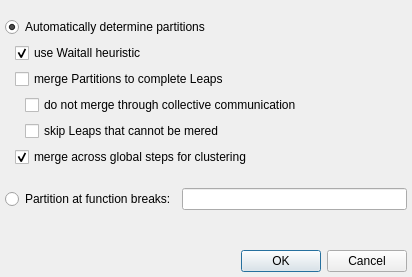
Above: importoptionsdialog.ui from LLNL/ravel before the change. Below: the same form after it.
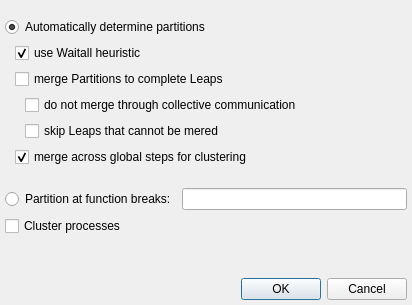
That is the form after the change.

Commit message: Minor fixes - stepwidth needed in clustervis - top processes now drawn above cluster - option to skip gnomes/clustering (and then auto-hide view)

The edit to the form file:
```diff
--- a/importoptionsdialog.ui
+++ b/importoptionsdialog.ui
@@ -10,7 +10,7 @@
     <x>0</x>
     <y>0</y>
     <width>412</width>
-    <height>277</height>
+    <height>305</height>
    </rect>
   </property>
   <property name="windowTitle">
@@ -165,6 +165,13 @@
      </item>
     </layout>
    </item>
+   <item>
+    <widget class="QCheckBox" name="clusterCheckbox">
+     <property name="text">
+      <string>Cluster processes</string>
+     </property>
+    </widget>
+   </item>
    <item alignment="Qt::AlignBottom">
     <widget class="QDialogButtonBox" name="buttonBox">
      <property name="orientation">
```
The commit also changes 16 other files.
